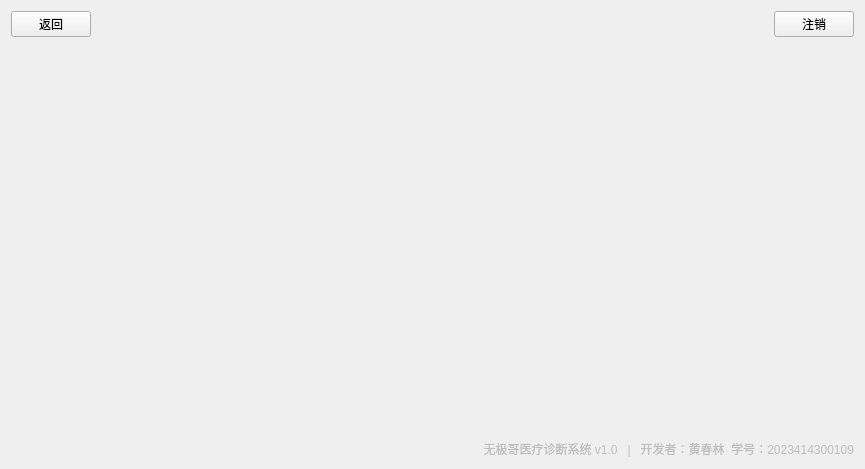
This is masterview.ui in Bypositive/Qt_Experience03 as Qt 5 draws it before an edit. The edited form follows.
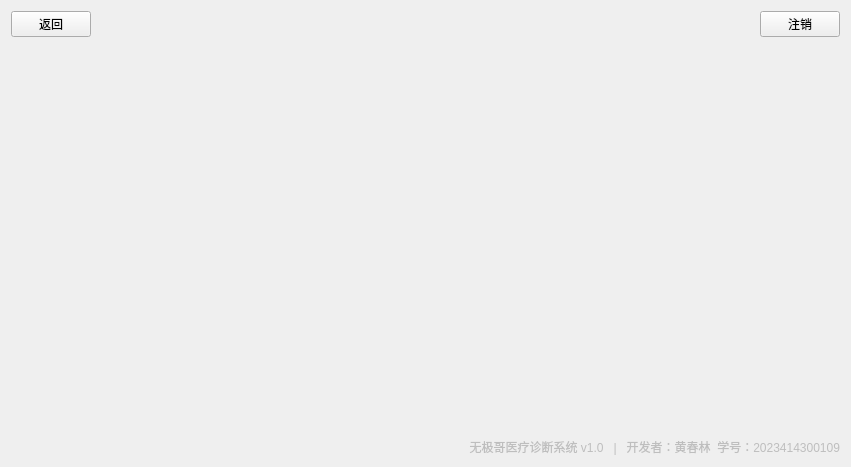
This is the edited form. Icons and pictures are not drawn.

Commit message: 添加了所有的windowIcon图标增加生动性，还对所有页面UI的布局进行优化，使得界面看起来丝滑，利于操作’

Diff of the .ui file:
```diff
--- a/masterview.ui
+++ b/masterview.ui
@@ -6,8 +6,8 @@
    <rect>
     <x>0</x>
     <y>0</y>
-    <width>865</width>
-    <height>469</height>
+    <width>851</width>
+    <height>467</height>
    </rect>
   </property>
   <property name="windowTitle">
```
The commit also changes 2 other files.
